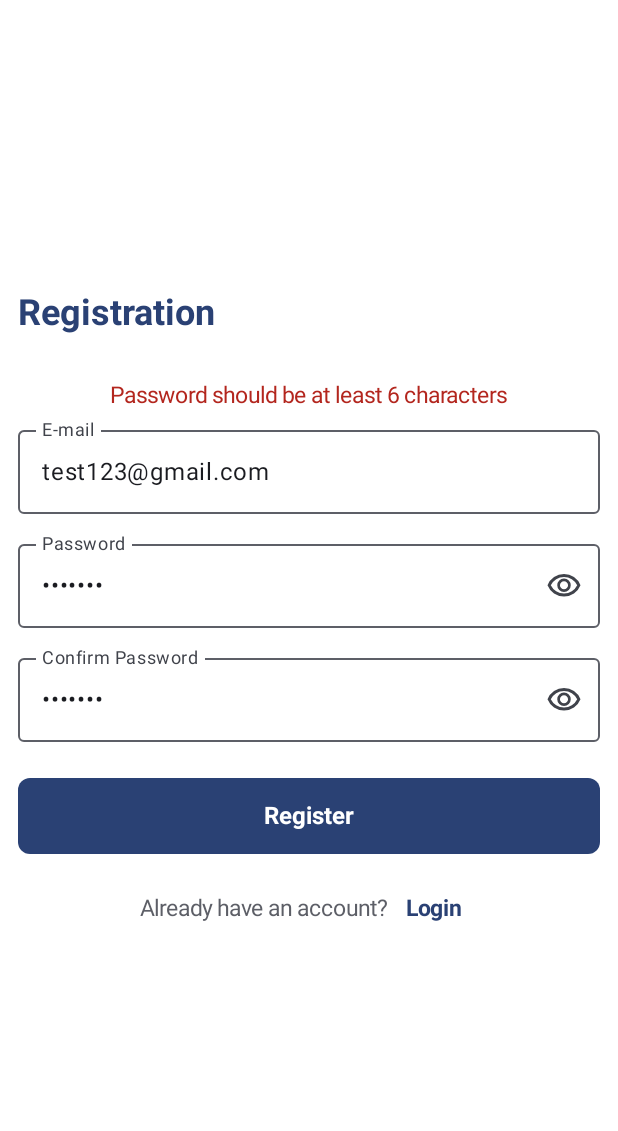
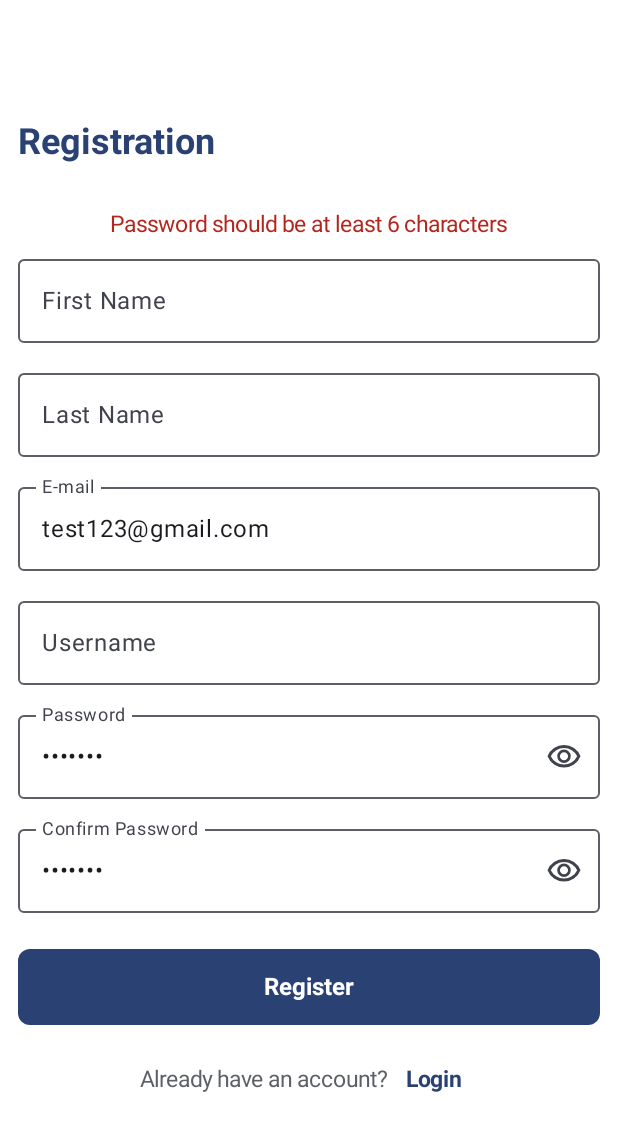
Before and after one commit to HrvojeCutvaric/indoor-localization-android, an Android app built with Jetpack Compose: the @Preview function RegistrationLayoutPreview, on a phone screen of 412 x 824 dp. Shown: the top 1131 px of the screen. Run offline under Robolectric (Android 15) with nearby library versions, the phone set to English and light mode, and no system bars.

Commit message:
add username, first and last name fields

```diff
--- a/app/src/main/java/co/be4you/indoorlocalization/view/registration/RegistrationScreen.kt
+++ b/app/src/main/java/co/be4you/indoorlocalization/view/registration/RegistrationScreen.kt
@@ -93,9 +93,39 @@ private fun RegistrationLayout(
 
         DefaultTextField(
             modifier = Modifier.fillMaxWidth(),
+            value = state.firstName,
+            onValueChange = { onAction(RegistrationAction.OnFirstNameChanged(it)) },
+            label = R.string.first_name,
+            placeholder = R.string.first_name,
+        )
+
+        Spacer(modifier = Modifier.height(12.dp))
+
+        DefaultTextField(
+            modifier = Modifier.fillMaxWidth(),
+            value = state.lastName,
+            onValueChange = { onAction(RegistrationAction.OnLastNameChanged(it)) },
+            label = R.string.last_name,
+            placeholder = R.string.last_name,
+        )
+
+        Spacer(modifier = Modifier.height(12.dp))
+
+        DefaultTextField(
+            modifier = Modifier.fillMaxWidth(),
             value = state.email,
             onValueChange = { onAction(RegistrationAction.OnEmailChanged(it)) },
             label = R.string.email,
+            placeholder = R.string.email,
+        )
+
+        Spacer(modifier = Modifier.height(12.dp))
+
+        DefaultTextField(
+            modifier = Modifier.fillMaxWidth(),
+            value = state.username,
+            onValueChange = { onAction(RegistrationAction.OnUsernameChanged(it)) },
+            label = R.string.username,
             placeholder = R.string.email,
         )
 
@@ -178,6 +208,9 @@ private fun RegistrationLayoutPreview() {
                 isConfirmPasswordVisible = false,
                 isButtonLoading = false,
                 error = R.string.weak_password,
+                username = "",
+                firstName = "",
+                lastName = "",
             ),
             onAction = {},
         )
--- a/app/src/main/java/co/be4you/indoorlocalization/viewmodel/registration/RegistrationAction.kt
+++ b/app/src/main/java/co/be4you/indoorlocalization/viewmodel/registration/RegistrationAction.kt
@@ -2,7 +2,13 @@ package co.be4you.indoorlocalization.viewmodel.registration
 
 sealed interface RegistrationAction {
 
+    data class OnFirstNameChanged(val firstName: String) : RegistrationAction
+
+    data class OnLastNameChanged(val lastName: String) : RegistrationAction
+
     data class OnEmailChanged(val newEmail: String) : RegistrationAction
+
+    data class OnUsernameChanged(val username: String) : RegistrationAction
 
     data class OnPasswordChanged(val newPassword: String) : RegistrationAction
 
--- a/app/src/main/java/co/be4you/indoorlocalization/viewmodel/registration/RegistrationState.kt
+++ b/app/src/main/java/co/be4you/indoorlocalization/viewmodel/registration/RegistrationState.kt
@@ -3,7 +3,10 @@ package co.be4you.indoorlocalization.viewmodel.registration
 import androidx.annotation.StringRes
 
 data class RegistrationState(
+    val firstName: String,
+    val lastName: String,
     val email: String,
+    val username: String,
     val password: String,
     val confirmPassword: String,
     val isPasswordVisible: Boolean,
--- a/app/src/main/res/values/strings.xml
+++ b/app/src/main/res/values/strings.xml
@@ -4,6 +4,8 @@
     <string name="register">Register</string>
     <string name="email">E-mail</string>
     <string name="username">Username</string>
+    <string name="first_name">First Name</string>
+    <string name="last_name">Last Name</string>
     <string name="password">Password</string>
     <string name="confirm_password">Confirm Password</string>
     <string name="already_have_an_account">Already have an account?</string>
```
Also changed, not shown: app/src/main/java/co/be4you/indoorlocalization/viewmodel/registration/RegistrationViewModel.kt (+18 -2 lines).
